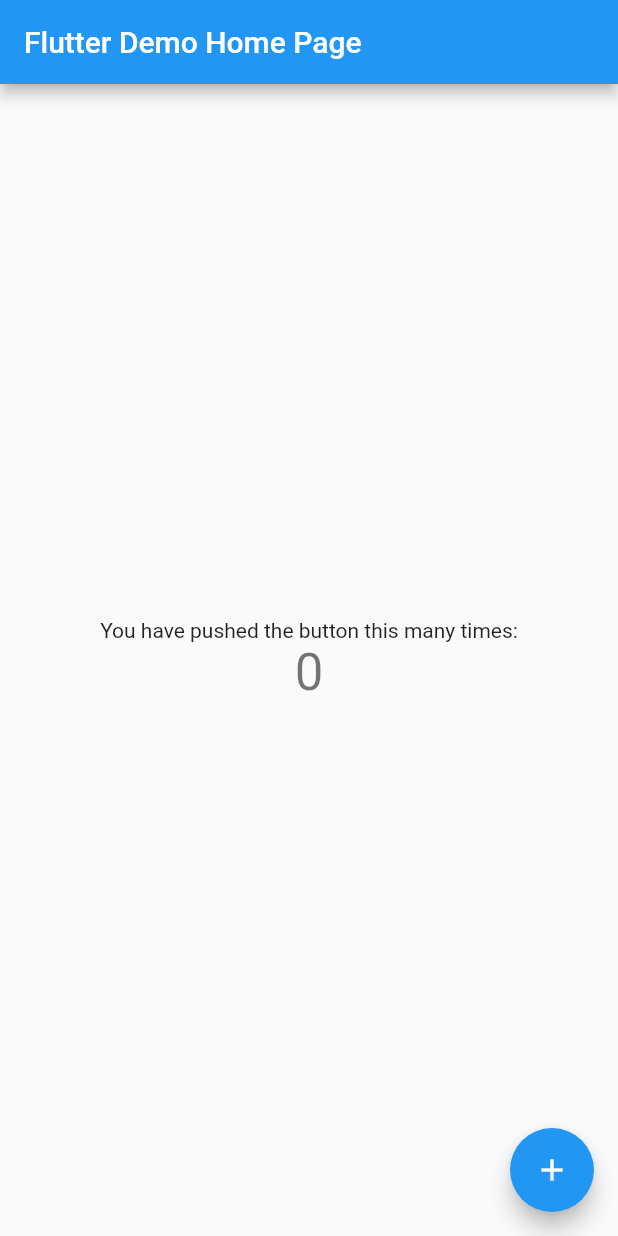
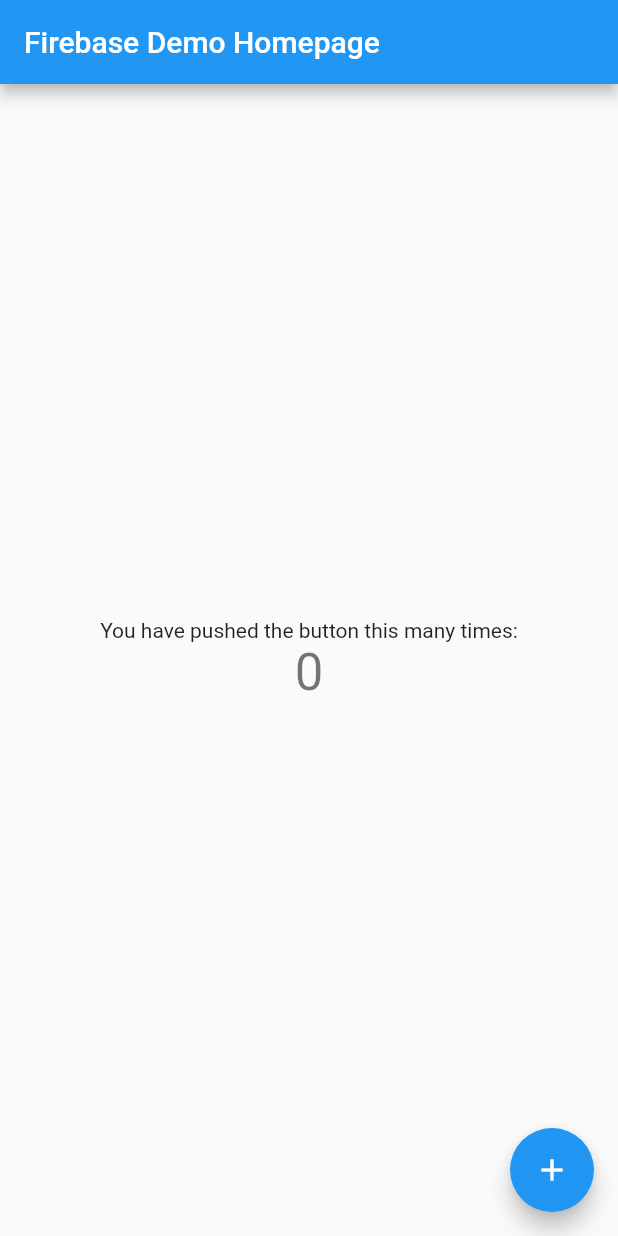
Before and after one commit to blakesteph/firebase_demo, a Flutter app: the screen it shows after launch, on a phone screen of 412 x 824 dp. Run offline on Flutter 3.47's test engine with Material 2 defaults, Android fonts, the phone set to English and light mode, and no system bars.

Commit message:
initial commit

```diff
--- a/lib/main.dart
+++ b/lib/main.dart
@@ -7,7 +7,7 @@ class MyApp extends StatelessWidget {
   @override
   Widget build(BuildContext context) {
     return MaterialApp(
-      title: 'Flutter Demo',
+      title: 'Firebase Demo',
       theme: ThemeData(
         // This is the theme of your application.
         //
@@ -20,7 +20,7 @@ class MyApp extends StatelessWidget {
         // is not restarted.
         primarySwatch: Colors.blue,
       ),
-      home: MyHomePage(title: 'Flutter Demo Home Page'),
+      home: MyHomePage(title: 'Firebase Demo Homepage'),
     );
   }
 }
```
